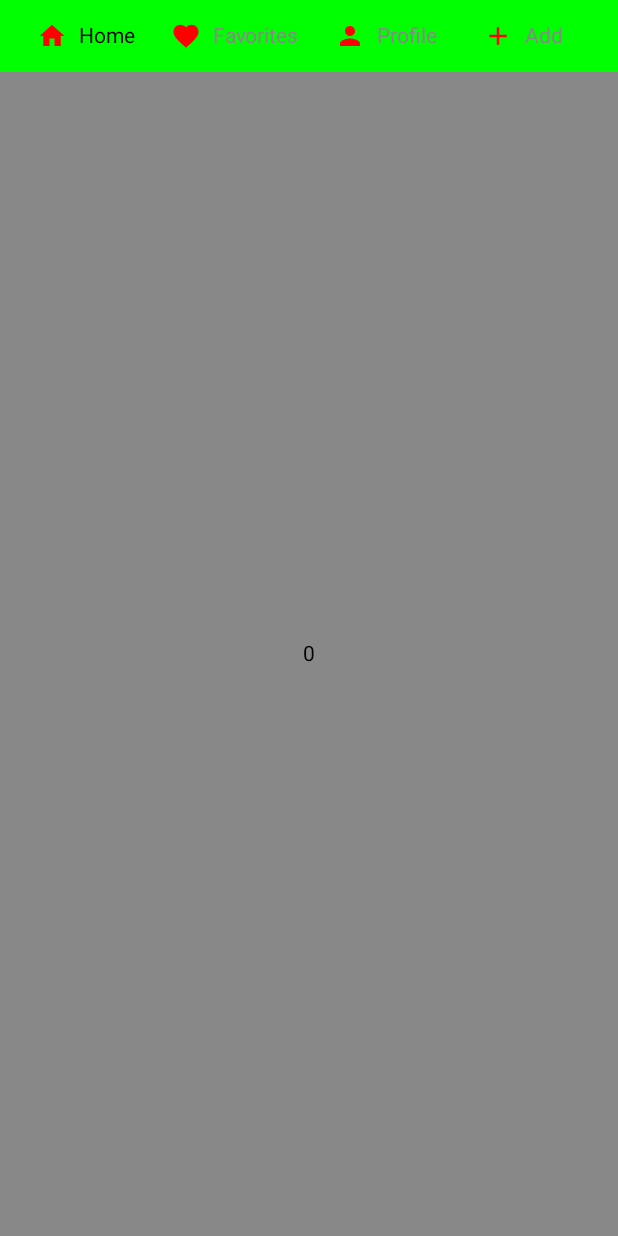
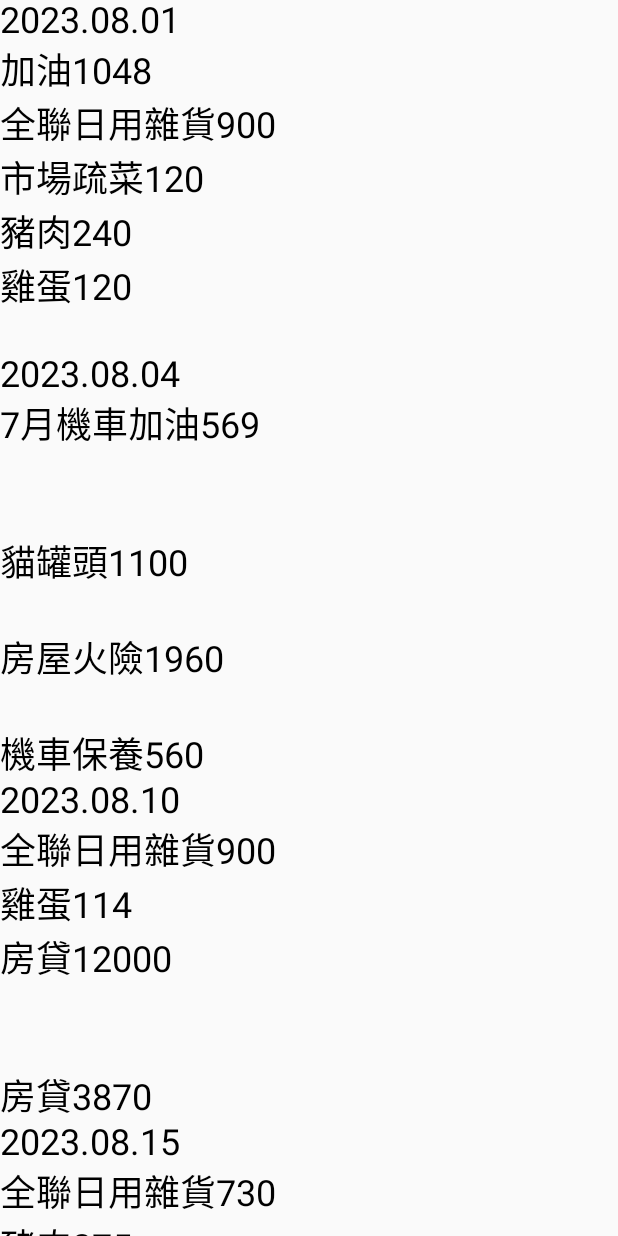
Before and after one commit to apple328447/ComposeNote, an Android app built with Jetpack Compose: the screen it shows after launch (MainActivity), on a phone screen of 412 x 824 dp. Run offline under Robolectric (Android 15) with nearby library versions, the phone set to English and light mode, and no system bars.

Commit message:
[Add] 新增Line對話紀錄轉Excel帳本格式(未完成)

```diff
--- a/app/src/main/AndroidManifest.xml
+++ b/app/src/main/AndroidManifest.xml
@@ -17,11 +17,11 @@
         <activity
             android:name=".SecondActivity"
             android:exported="true" >
-            <intent-filter>
-                <action android:name="android.intent.action.MAIN" />
+<!--            <intent-filter>-->
+<!--                <action android:name="android.intent.action.MAIN" />-->
 
-                <category android:name="android.intent.category.LAUNCHER" />
-            </intent-filter>
+<!--                <category android:name="android.intent.category.LAUNCHER" />-->
+<!--            </intent-filter>-->
         </activity>
         <activity
             android:name=".MainActivity"
--- a/app/src/main/java/com/example/bill_compose_note/MainActivity.kt
+++ b/app/src/main/java/com/example/bill_compose_note/MainActivity.kt
@@ -1,15 +1,20 @@
 package com.example.bill_compose_note
 
 import android.os.Bundle
+import android.util.Log
 import androidx.activity.ComponentActivity
 import androidx.activity.compose.setContent
+import androidx.compose.foundation.background
 import androidx.compose.foundation.layout.fillMaxSize
 import androidx.compose.material3.MaterialTheme
 import androidx.compose.material3.Surface
 import androidx.compose.material3.Text
 import androidx.compose.runtime.Composable
 import androidx.compose.ui.Modifier
+import androidx.compose.ui.graphics.Color
+import androidx.compose.ui.text.style.TextAlign
 import androidx.compose.ui.tooling.preview.Preview
+import androidx.compose.ui.unit.sp
 import com.example.bill_compose_note.ui.theme.Bill_Compose_NoteTheme
 
 class MainActivity : ComponentActivity() {
@@ -33,16 +38,107 @@ class MainActivity : ComponentActivity() {
 //            CreditCardSample()
 //            TestCompositionLocalProvider()//測試取消overScroll effect效果
 //            RemoveClickEffect()//取消點擊反饋動畫
-            TabView()//測試TabLayout
+//            TabView()//測試TabLayout
+
+//            SimpleDialogExample() //測試彈窗
+
+//            Greeting("")
+
         }
+
+        initData()
+    }
+
+    private fun initData() {
+        var filterData = ""
+        var filterData2 = ""
+        var filterData3:List<String> = listOf()
+       var aaa = "2023.08.01 星期二\n" +
+               "22:25 徐銘昌 加油1048\n" +
+               "全聯：日用雜貨900\n" +
+               "市場：疏菜120\n" +
+               "豬肉240\n" +
+               "雞蛋120\n" +
+               "\n" +
+               "2023.08.04 星期五\n" +
+               "14:49 皇太后 7月機車加油569、\n" +
+               "14:49 皇太后 貓罐頭1100\n" +
+               "14:49 皇太后 房屋火險1960\n" +
+               "14:50 皇太后 機車保養560\n" +
+               "2023.08.10 星期四\n" +
+               "19:23 徐銘昌 全聯：日用雜貨900\n" +
+               "雞蛋114\n" +
+               "房貸12000\n" +
+               "\n" +
+               "19:52 皇太后 房貸3870\n" +
+               "2023.08.15 星期二\n" +
+               "11:08 徐銘昌 全聯：日用雜貨730\n" +
+               "豬肉275\n" +
+               "國保1186\n" +
+               "2023.08.16 星期三\n" +
+               "21:52 皇太后 電信費3280、貓罐1100、回診掛號200、加油95\n" +
+               "2023.08.17 星期四\n" +
+               "全聯：日用雜貨650\n" +
+               "雞蛋+鹹蛋204\n" +
+               "2023.08.18 星期五\n" +
+               "10:07  8月雜支2000、電費1936（軒）"
+
+
+        // 定義正則表達式，匹配「星期X」及其後面一個字
+        val regex = Regex("星期[一二三四五六日][^\n]*\n")
+
+
+
+        filterData =  aaa.replace("皇太后","").replace("徐銘昌","")
+            .replace(Regex("\\b\\d{2}:\\d{2}\\b\\s*"), "\n")//消除時間
+            .replace("、","\n")
+            .replace("：","")
+            .replace("元","")
+            .replace(Regex("星期[一二三四五六日][^\n]*\n"), "")
+
+        filterData2 = regex.replace(filterData,"") // .replace(Regex("星期[一二三四五六日][^\n]*\n"), "") 同一種寫法
+
+
+        // 定義正則表達式，匹配「文字(中文) + 數字」
+        val regex2 = Regex("([\\u4E00-\\u9FFF\\u3400-\\u4DBF\\uF900-\\uFAFF]+)(\\d+)")//Regex("([a-zA-Z]+)(\\d+)") ->這個是英文
+
+        filterData3 = regex2.replace(filterData) { matchResult ->
+            "${matchResult.groupValues[1]} ${matchResult.groupValues[2]}"
+        }//篩選成項目+金額
+            .split("\n") // 用換行符號轉成list
+            .filter { it.isNotEmpty() }// 把只有換行符號的去除
+
+        //TODo Bill 把時間加到前面
+        var newTimeList = mutableListOf<String>()
+        val timeRegex = Regex("\\b\\d{1,4}.\\b\\d{1,2}.\\b\\d{2}")
+        var titleDate = "項目添加時間"
+        filterData3.forEach { data ->
+//            Log.v("Bill===讀取到的資料", data)
+            if(timeRegex.containsMatchIn(data)){
+                titleDate =(timeRegex.find(data)?.value?:"沒找到資料").replace(".","/")
+                Log.d("Bill===抓到的日期", (timeRegex.find(data)?.value?:"沒找到資料").replace(".","/") + "支出：")
+            }else{
+                Log.v("Bill===","            ${titleDate} ${data}")
+            }
+        }
+
+
+        setContent {
+            Greeting2(filterData2)
+        }
+//        Log.v("Bill===","${filterData3}")
+
     }
 }
 
 @Composable
-fun Greeting(name: String, modifier: Modifier = Modifier) {
+fun Greeting2(name: String, modifier: Modifier = Modifier) {
     Text(
-        text = "Hello $name!",
-        modifier = modifier
+        text = name,
+        modifier = modifier,
+        fontSize = 24.sp,
+        color = Color.Black, // 设置文本颜色为黑色
+        textAlign = TextAlign.Start,
     )
 }
 
--- /dev/null
+++ b/app/src/main/java/com/example/bill_compose_note/SecondActivity.kt
@@ -0,0 +1,34 @@
+package com.example.bill_compose_note
+
+import androidx.appcompat.app.AppCompatActivity
+import android.os.Bundle
+import androidx.activity.ComponentActivity
+import androidx.activity.compose.setContent
+
+class SecondActivity : ComponentActivity() {
+    override fun onCreate(savedInstanceState: Bundle?) {
+        super.onCreate(savedInstanceState)
+        setContent {
+//            Bill_Compose_NoteTheme {
+//                // A surface container using the 'background' color from the theme
+//                Surface(
+//                    modifier = Modifier.fillMaxSize(),
+//                    color = MaterialTheme.colorScheme.background
+//                ) {
+//                    Greeting("Android")
+//                }
+//            }
+
+//            HazeApp() //模糊測試
+//            LazyColumnWithNestedScrollInteropEnabled()//滑動效果（OK）
+            ColumnWithVerticalScrollInteropEnabled()//(OK)
+//            NestedLazyColumns()
+//            CreditCardSample()
+//            TestCompositionLocalProvider()//測試取消overScroll effect效果
+//            RemoveClickEffect()//取消點擊反饋動畫
+//            TabView()//測試TabLayout
+//            SimpleDialogExample() //測試彈窗
+//            RemoveClickEffect()
+        }
+    }
+}
```
